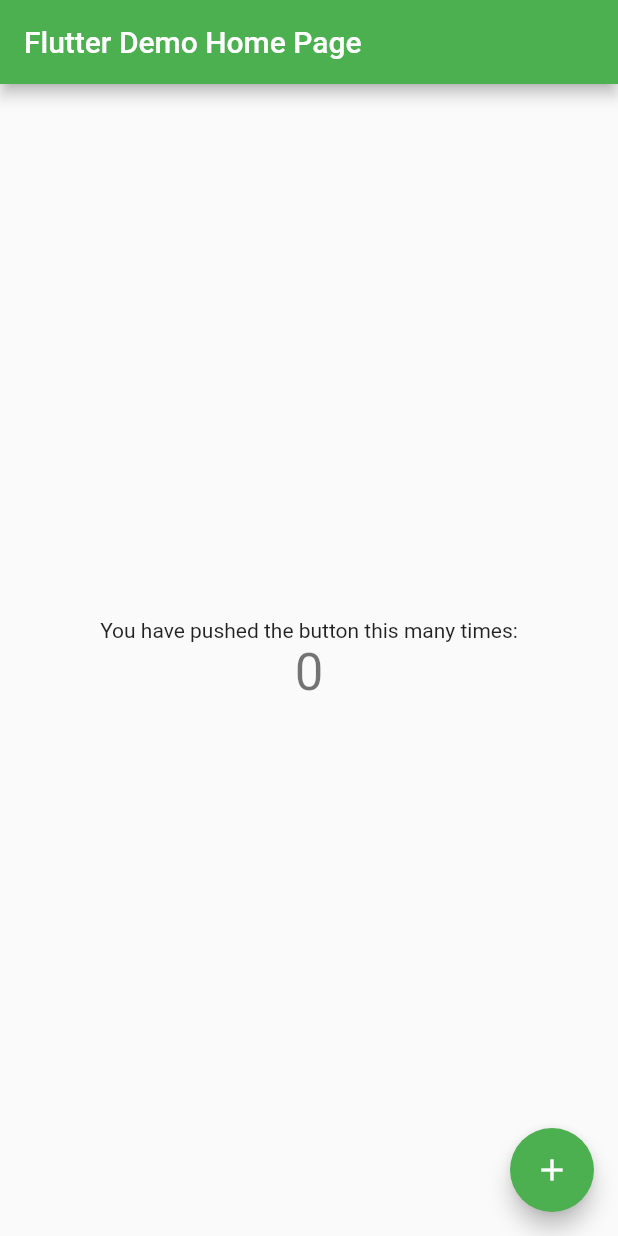
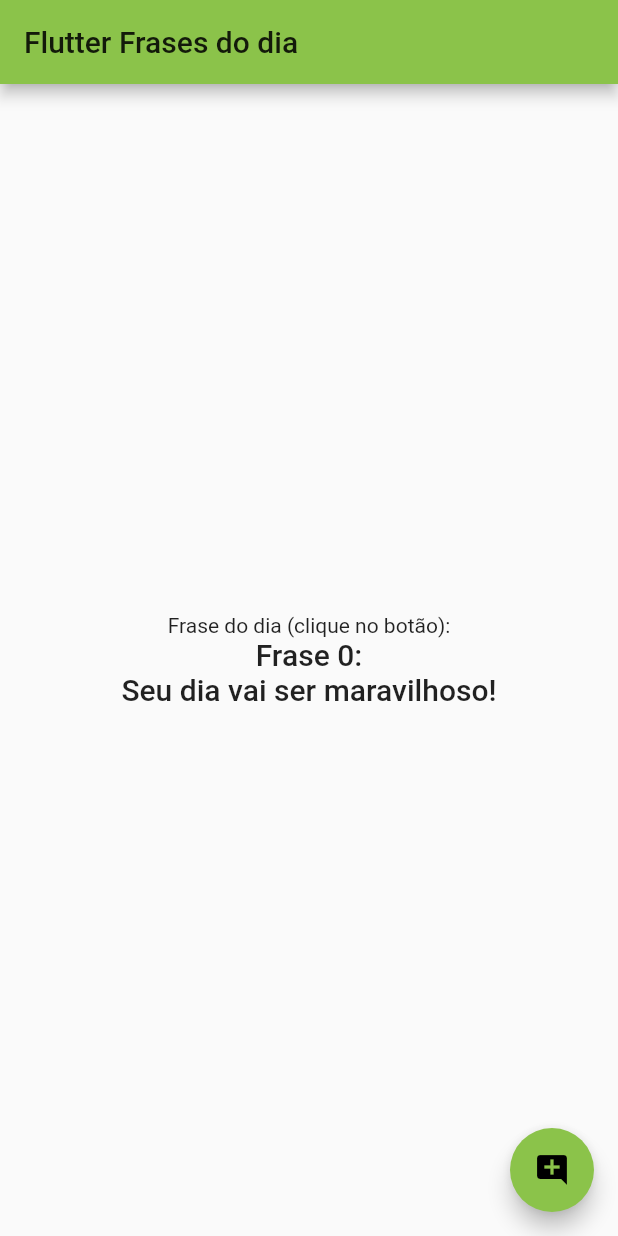
Before and after one commit to MarlenaMartins1533/primeiro_projeto_flutter, a Flutter app: the screen it shows after launch, on a phone screen of 412 x 824 dp. Run offline on Flutter 3.47's test engine with Material 2 defaults, Android fonts, the phone set to English and light mode, and no system bars.

```diff
--- a/lib/main.dart
+++ b/lib/main.dart
@@ -1,47 +1,28 @@
 import 'package:flutter/material.dart';
+import 'dart:math';
+
 
 void main() {
   runApp(MyApp());
 }
 
 class MyApp extends StatelessWidget {
-  // This widget is the root of your application.
+
   @override
   Widget build(BuildContext context) {
     return MaterialApp(
       title: 'Flutter Demo',
       theme: ThemeData(
-        // This is the theme of your application.
-        //
-        // Try running your application with "flutter run". You'll see the
-        // application has a blue toolbar. Then, without quitting the app, try
-        // changing the primarySwatch below to Colors.green and then invoke
-        // "hot reload" (press "r" in the console where you ran "flutter run",
-        // or simply save your changes to "hot reload" in a Flutter IDE).
-        // Notice that the counter didn't reset back to zero; the application
-        // is not restarted.
-        primarySwatch: Colors.green,
-        // This makes the visual density adapt to the platform that you run
-        // the app on. For desktop platforms, the controls will be smaller and
-        // closer together (more dense) than on mobile platforms.
+        primarySwatch: Colors.lightGreen,
         visualDensity: VisualDensity.adaptivePlatformDensity,
       ),
-      home: MyHomePage(title: 'Flutter Demo Home Page'),
+      home: MyHomePage(title: 'Flutter Frases do dia'),
     );
   }
 }
 
 class MyHomePage extends StatefulWidget {
   MyHomePage({Key key, this.title}) : super(key: key);
-
-  // This widget is the home page of your application. It is stateful, meaning
-  // that it has a State object (defined below) that contains fields that affect
-  // how it looks.
-
-  // This class is the configuration for the state. It holds the values (in this
-  // case the title) provided by the parent (in this case the App widget) and
-  // used by the build method of the State. Fields in a Widget subclass are
-  // always marked "final".
 
   final String title;
 
@@ -50,59 +31,42 @@ class MyHomePage extends StatefulWidget {
 }
 
 class _MyHomePageState extends State<MyHomePage> {
-  int _counter = 0;
+  int _numeroAleatorio = 0;
+  List _phrases = [
+    'Seu dia vai ser maravilhoso!',
+    'Seu dia hoje é de sorte pura!',
+    'O importante não é vencer todos os dias, mas lutar e aprender sempre.',
+    'A maior recompensa pelo trabalho não é o que a pessoa ganha, é o que ela se torna através dele',
+    'Não encontre defeitos, encontre soluções',
+    'Perder para a razão, sempre é ganhar.'
+  ];
 
   void _incrementCounter() {
     setState(() {
-      // This call to setState tells the Flutter framework that something has
-      // changed in this State, which causes it to rerun the build method below
-      // so that the display can reflect the updated values. If we changed
-      // _counter without calling setState(), then the build method would not be
-      // called again, and so nothing would appear to happen.
-      _counter++;
+      _numeroAleatorio = new Random().nextInt(6);
     });
   }
 
   @override
   Widget build(BuildContext context) {
-    // This method is rerun every time setState is called, for instance as done
-    // by the _incrementCounter method above.
-    //
-    // The Flutter framework has been optimized to make rerunning build methods
-    // fast, so that you can just rebuild anything that needs updating rather
-    // than having to individually change instances of widgets.
+
     return Scaffold(
-      appBar: AppBar(
-        // Here we take the value from the MyHomePage object that was created by
-        // the App.build method, and use it to set our appbar title.
-        title: Text(widget.title),
-      ),
+      appBar: AppBar( title: Text(widget.title),),
+
       body: Center(
-        // Center is a layout widget. It takes a single child and positions it
-        // in the middle of the parent.
+
         child: Column(
-          // Column is also a layout widget. It takes a list of children and
-          // arranges them vertically. By default, it sizes itself to fit its
-          // children horizontally, and tries to be as tall as its parent.
-          //
-          // Invoke "debug painting" (press "p" in the console, choose the
-          // "Toggle Debug Paint" action from the Flutter Inspector in Android
-          // Studio, or the "Toggle Debug Paint" command in Visual Studio Code)
-          // to see the wireframe for each widget.
-          //
-          // Column has various properties to control how it sizes itself and
-          // how it positions its children. Here we use mainAxisAlignment to
-          // center the children vertically; the main axis here is the vertical
-          // axis because Columns are vertical (the cross axis would be
-          // horizontal).
           mainAxisAlignment: MainAxisAlignment.center,
           children: <Widget>[
+            Text('Frase do dia (clique no botão):',),
+
             Text(
-              'You have pushed the button this many times:',
+              'Frase $_numeroAleatorio:',
+              style: Theme.of(context).textTheme.headline6,
             ),
-            Text(
-              '$_counter',
-              style: Theme.of(context).textTheme.headline4,
+                  Text(
+                  _phrases[_numeroAleatorio] ,
+              style: Theme.of(context).textTheme.headline6,
             ),
           ],
         ),
@@ -110,7 +74,7 @@ class _MyHomePageState extends State<MyHomePage> {
       floatingActionButton: FloatingActionButton(
         onPressed: _incrementCounter,
         tooltip: 'Increment',
-        child: Icon(Icons.add),
+        child: Icon(Icons.add_comment),
       ), // This trailing comma makes auto-formatting nicer for build methods.
     );
   }
```
